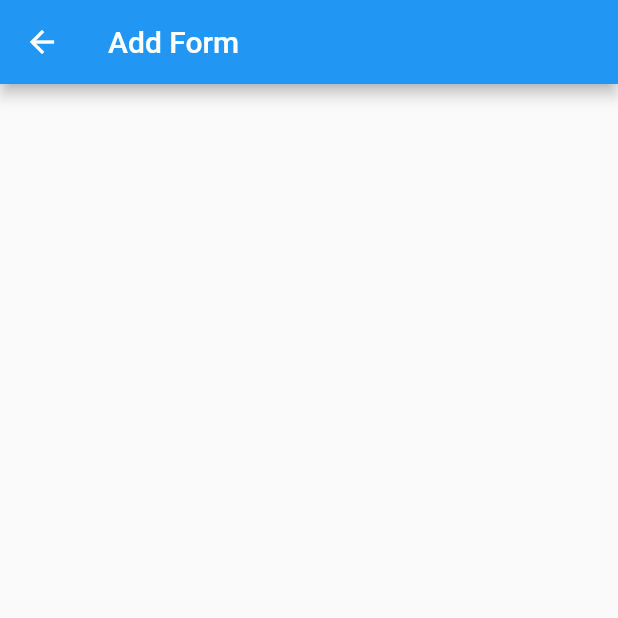
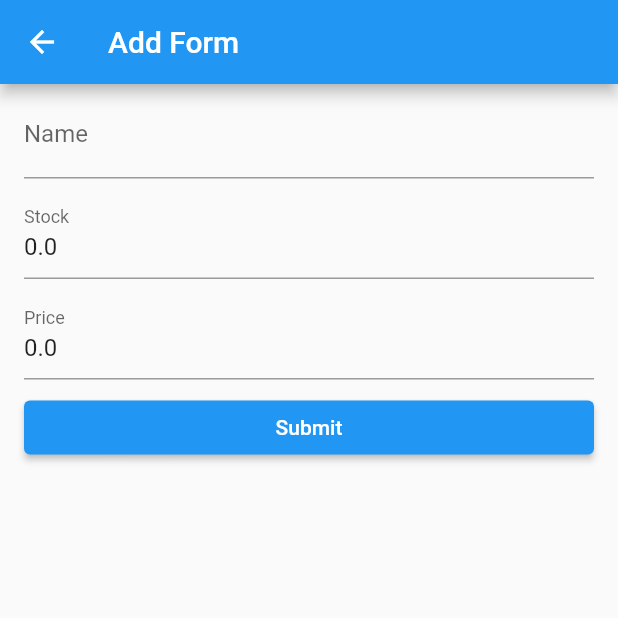
Before and after one commit to build-smile/flutter_workshop_day2, a Flutter app: the AddForm screen opened by its route, on a phone screen of 412 x 824 dp, the top half of it. Run offline on Flutter 3.47's test engine with Material 2 defaults, Android fonts, the phone set to English and light mode, and no system bars; our stand-ins replace shared_preferences; accounts and stored records are empty.

Commit message:
CRUD Complete

```diff
--- /dev/null
+++ b/lib/components/stockForm.dart
@@ -0,0 +1,92 @@
+import 'package:flutter/material.dart';
+import 'package:flutter_workshop/models/stock.dart';
+
+class StockForm extends StatelessWidget {
+  final Function submit;
+  final Stock stock;
+  const StockForm({Key? key, required this.stock, required this.submit})
+      : super(key: key);
+
+  @override
+  Widget build(BuildContext context) {
+    var _formkey = GlobalKey<FormState>();
+    return Container(
+      child: Form(
+        key: _formkey,
+        child: Column(
+          children: [
+            ListTile(
+              title: TextFormField(
+                initialValue: stock.description,
+                onSaved: (String? value) {
+                  stock.description = value!;
+                },
+                validator: _validateString,
+                decoration: InputDecoration(
+                  hintText: 'Name',
+                  labelText: 'Name',
+                ),
+              ),
+            ),
+            ListTile(
+              title: TextFormField(
+                initialValue: stock.stock.toString(),
+                onSaved: (String? value) {
+                  stock.stock = double.parse(value!);
+                },
+                keyboardType: TextInputType.number,
+                validator: _validateNumber,
+                decoration: const InputDecoration(
+                  hintText: 'Stock',
+                  labelText: 'Stock',
+                ),
+              ),
+            ),
+            ListTile(
+              title: TextFormField(
+                initialValue: stock.price.toString(),
+                onSaved: (String? value) {
+                  stock.price = double.parse(value!);
+                },
+                keyboardType: TextInputType.number,
+                validator: _validateNumber,
+                decoration: InputDecoration(
+                  hintText: 'Price',
+                  labelText: 'Price',
+                ),
+              ),
+            ),
+            ListTile(
+              title: ElevatedButton(
+                child: Text('Submit'),
+                onPressed: () {
+                  if (_formkey.currentState!.validate()) {
+                    _formkey.currentState!.save();
+                    submit(stock);
+                  }
+                },
+              ),
+            )
+          ],
+        ),
+      ),
+    );
+  }
+
+  String? _validateString(String? value) {
+    if (value == null || value == '') {
+      return 'Pleae fill data';
+    }
+    return null;
+  }
+
+  String? _validateNumber(String? value) {
+    if (value == null || value == '') {
+      return 'Pleae fill data';
+    }
+    if (double.tryParse(value) == null) {
+      return 'Invalid Number';
+    }
+    return null;
+  }
+}
--- a/lib/config.dart
+++ /dev/null
@@ -1 +0,0 @@
-String TOKEN = '';
--- a/lib/main.dart
+++ b/lib/main.dart
@@ -1,5 +1,6 @@
 import 'package:flutter/material.dart';
 import 'package:flutter_workshop/pages/addForm.dart';
+import 'package:flutter_workshop/pages/editForm.dart';
 import 'package:flutter_workshop/pages/home.dart';
 import 'package:flutter_workshop/pages/login.dart';
 import 'package:flutter_workshop/pages/register.dart';
@@ -17,7 +18,9 @@ class MyApp extends StatelessWidget {
       routes: {
         '/register': (context) => RegisterScreen(),
         '/home': (context) => HomeScreen(),
-        '/addform': (context) => AddForm()
+        '/addform': (context) => AddForm(),
+        '/editform': (context) => EditForm(),
+        '/login': (context) => LoginScreen()
       },
       home: LoginScreen(),
     );
--- a/lib/pages/addForm.dart
+++ b/lib/pages/addForm.dart
@@ -1,4 +1,7 @@
 import 'package:flutter/material.dart';
+import 'package:flutter_workshop/components/stockForm.dart';
+import 'package:flutter_workshop/models/stock.dart';
+import 'package:flutter_workshop/networks/inventoryAPI.dart';
 
 class AddForm extends StatefulWidget {
   const AddForm({Key? key}) : super(key: key);
@@ -8,12 +11,28 @@ class AddForm extends StatefulWidget {
 }
 
 class _AddFormState extends State<AddForm> {
+  Stock stock = Stock();
   @override
   Widget build(BuildContext context) {
     return Scaffold(
       appBar: AppBar(
         title: Text('Add Form'),
       ),
+      body: StockForm(
+        stock: stock,
+        submit: submit,
+      ),
     );
   }
+
+  submit(Stock stock) async {
+    InventoryAPI inventoryAPI = InventoryAPI();
+    Stock? res = await inventoryAPI.createStock(stock: stock);
+    if (res == null) {
+      print('Something went wrong');
+    } else {
+      print(res.id);
+    }
+    Navigator.pop(context);
+  }
 }
```
Also changed, not shown: lib/networks/inventoryAPI.dart (+55 -5 lines), lib/pages/StockList.dart (+14 -1 lines), lib/pages/editForm.dart (added, +57 -0 lines), lib/pages/home.dart (+7 -0 lines), lib/pages/login.dart (+5 -6 lines).
